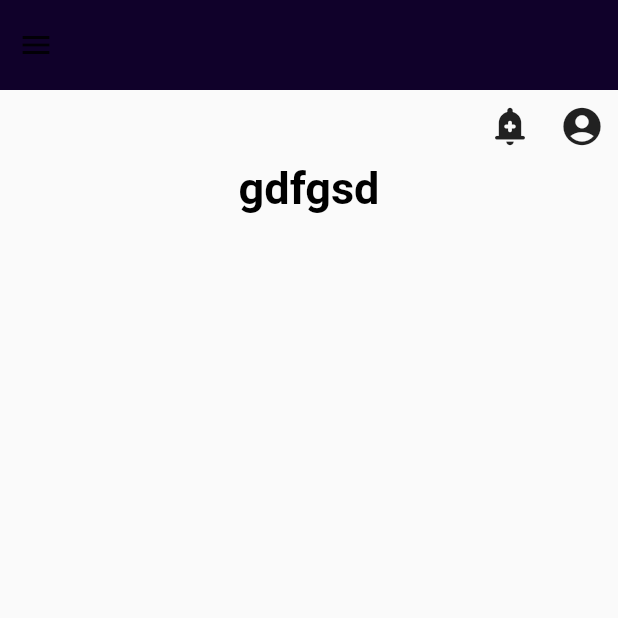
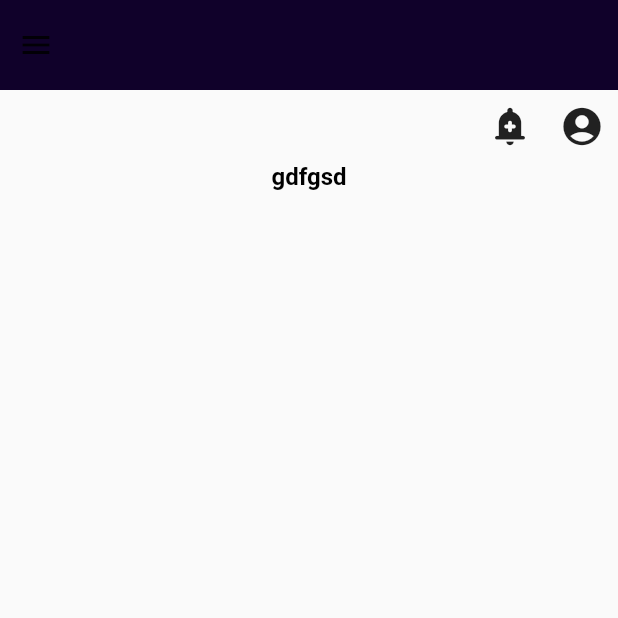
Before and after one commit to Nebyla/Mobile_Project, a Flutter app: the screen it shows after launch, on a phone screen of 412 x 824 dp, the top half of it. Run offline on Flutter 3.47's test engine with Material 2 defaults, Android fonts, the light colour scheme and no system bars; our stand-ins replace bloc, dio, equatable, flutter_bloc.

Commit message:
TextWidget

```diff
--- a/lib/core/ui/text/text_widget.dart
+++ b/lib/core/ui/text/text_widget.dart
@@ -3,7 +3,7 @@ part of '../ui.dart';
 class TextWidget extends StatelessWidget {
   final String text;
   final Color color;
-  final double? fontSize;
+  final double fontSize;
   final FontWeight? fontWeight;
 
   TextWidget({
--- a/lib/presenter/company/pages/company.dart
+++ b/lib/presenter/company/pages/company.dart
@@ -58,7 +58,7 @@ class CompanyPage extends StatelessWidget {
             TextWidget(
               text: "gdfgsd",
               color: Colors.black,
-              fontSize: 30,
+              fontSize: 16,
               fontWeight: FontWeight.bold,
 
             )
```
